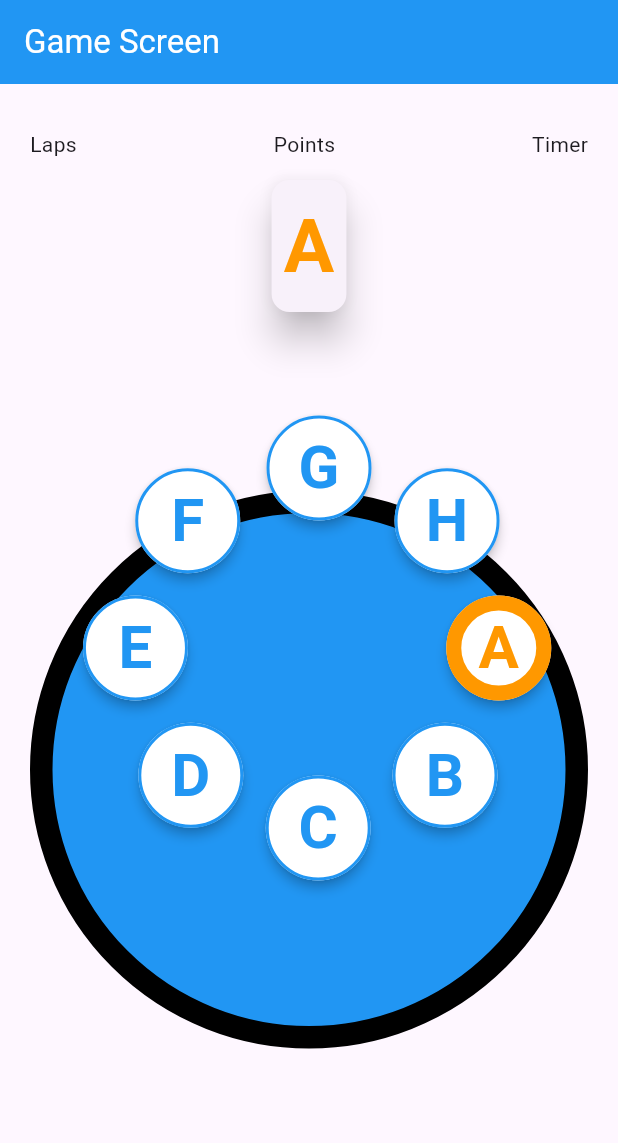
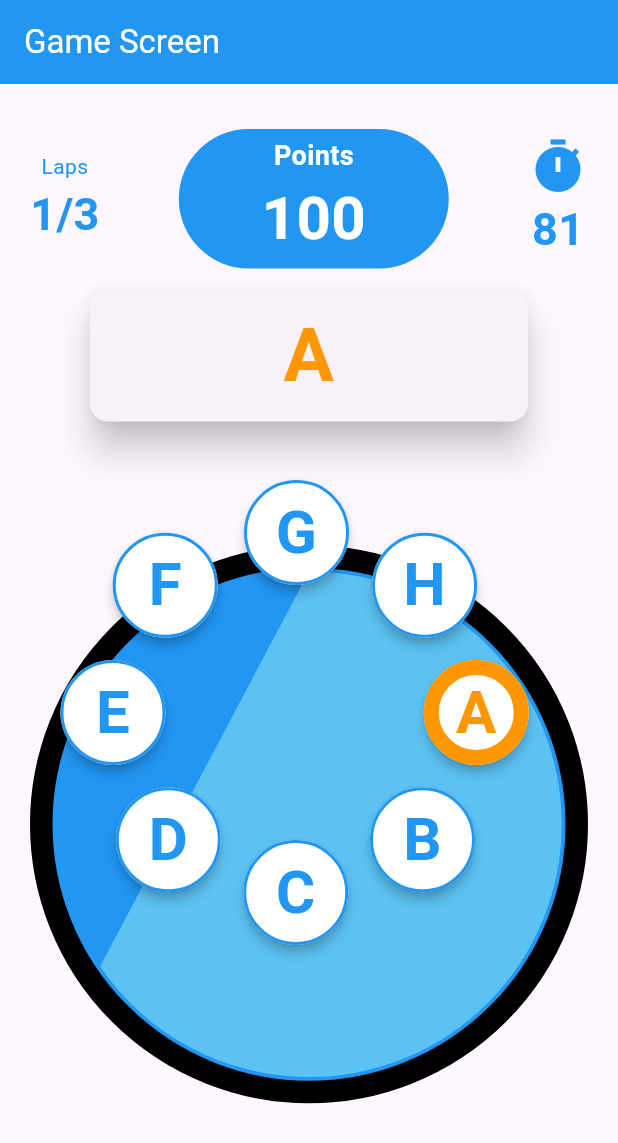
Before and after one commit to Ayush7901/houseparty_app, a Flutter app: the screen it shows after launch, after a tap on an icon or button, on a phone screen of 412 x 824 dp. Shown: the top 1143 px of the screen. Run offline on Flutter 3.47's test engine with Material 3 defaults, Android fonts, the phone set to English and light mode, and no system bars.

Commit message:
adds game screen ui changes

```diff
--- /dev/null
+++ b/frontend/lib/game/background.dart
@@ -0,0 +1,58 @@
+import 'dart:async';
+import 'dart:math';
+import 'package:flutter/material.dart';
+
+class TimerArcPainter extends CustomPainter {
+  final double timerPercentage;
+
+  TimerArcPainter(this.timerPercentage);
+
+  @override
+  void paint(Canvas canvas, Size size) {
+    final double strokeWidth = 35;
+    final double radius = (size.width - strokeWidth) / 2;
+    final Offset center = Offset(size.width / 2, size.height / 2);
+
+    final Paint paint = Paint()
+      ..color = const Color.fromARGB(255, 92, 194, 242)
+      ..style = PaintingStyle.fill; // Changed to fill to create a sector
+
+    final double startAngle = -pi / 2; // Start angle (top center)
+    final double sweepAngle =
+        2 * pi * timerPercentage; // Sweep angle based on timer percentage
+
+    final Path path = Path();
+    path.moveTo(center.dx, center.dy); // Move to the center
+    path.lineTo(center.dx + radius * cos(startAngle),
+        center.dy + radius * sin(startAngle)); // Move to the start point
+    path.arcTo(Rect.fromCircle(center: center, radius: radius), startAngle,
+        sweepAngle, true); // Draw the arc
+    path.close(); // Close the path to complete the sector
+
+    canvas.drawPath(path, paint); // Draw the sector
+  }
+
+  @override
+  bool shouldRepaint(TimerArcPainter oldDelegate) {
+    return oldDelegate.timerPercentage != timerPercentage;
+  }
+}
+
+class TimerArc extends StatefulWidget {
+  final double timerPercentage; // Percentage of timer completed (0 to 1)
+
+  TimerArc(this.timerPercentage);
+
+  @override
+  State<TimerArc> createState() => _TimerArcState();
+}
+
+class _TimerArcState extends State<TimerArc> {
+  @override
+  Widget build(BuildContext context) {
+    return CustomPaint(
+      painter: TimerArcPainter(widget.timerPercentage),
+      size: Size.infinite,
+    );
+  }
+}
--- /dev/null
+++ b/frontend/lib/game/button_state.dart
@@ -0,0 +1,10 @@
+class ButtonState {
+  final String character;
+  bool isPressed = false;
+  int correctState = -1;
+
+  ButtonState(
+      {required this.character,
+      required this.isPressed,
+      required this.correctState});
+}
--- a/frontend/lib/game/game_screen.dart
+++ b/frontend/lib/game/game_screen.dart
@@ -1,5 +1,9 @@
 import 'dart:math';
 import 'package:flutter/material.dart';
+import './background.dart';
+import './button_state.dart';
+import './points.dart';
+import './timer.dart';
 
 import 'positioned_button.dart';
 
@@ -9,13 +13,41 @@ class GameScreen extends StatefulWidget {
 }
 
 class _GameScreenState extends State<GameScreen> {
-  final List<String> buttonLabels = ['A', 'B', 'C', 'D', 'E', 'F', 'G', 'H'];
+  // final List<String> buttonLabels = ['A', 'B', 'C', 'D', 'E', 'F', 'G', 'H'];
+  final List<ButtonState> buttonStateList = List<ButtonState>.generate(
+    8,
+    (index) => ButtonState(
+      character: String.fromCharCode('A'.codeUnitAt(0) + index),
+      isPressed: false,
+      correctState: -1,
+    ),
+  );
+  var lapCounter = 1;
+  double timerPct = 0.0;
 
   String text = '';
 
   void selected(String val) {
     setState(() {
       text += val;
+    });
+  }
+
+  int getLapCounter() {
+    return lapCounter;
+  }
+
+  void incrementLap() {
+    setState(() {
+      lapCounter += 1;
+    });
+  }
+
+  void setTimerPct(double timer) {
+    setState(() {
+      timerPct = (2 * pi * timer * 1.0) / 90.0;
+      // print(timerPct);
+      // lapCounter += 1;
     });
   }
 
@@ -40,25 +72,47 @@ class _GameScreenState extends State<GameScreen> {
             mainAxisSize: MainAxisSize.max,
             children: [
               const SizedBox(height: 10),
-              const Row(
+              Row(
                 mainAxisAlignment: MainAxisAlignment.spaceBetween,
                 children: [
-                  Text('Laps'),
-                  Text('Points'),
-                  Text('Timer'),
+                  Column(
+                    children: [
+                      const Text(
+                        'Laps',
+                        style: TextStyle(
+                          color: Colors.blue,
+                        ),
+                      ),
+                      Text('$lapCounter/3',
+                          style: const TextStyle(
+                              color: Colors.blue,
+                              fontSize: 30,
+                              fontWeight: FontWeight.bold))
+                    ],
+                  ),
+                  const Points(),
+                  LapTimer(
+                    incrementLap: incrementLap,
+                    getLapCounter: getLapCounter,
+                    setTimerPct: setTimerPct,
+                  ),
                 ],
               ),
               const SizedBox(height: 10),
-              Card(
+              SizedBox(
+                width: 300,
+                child: Card(
                   elevation: 10,
                   child: Padding(
                     padding: const EdgeInsets.all(8.0),
                     child: Text(
                       text,
+                      textAlign: TextAlign.center,
                       style: const TextStyle(
                         fontSize: 50,
                         fontWeight: FontWeight.bold,
                         color: Colors.orange,
+                      ),
                     ),
                   ),
                 ),
@@ -81,10 +135,19 @@ class _GameScreenState extends State<GameScreen> {
                           ),
                         ),
                       ),
-                      for (int i = 0; i < buttonLabels.length; i++)
+                      // TimerArc(timerPct),
+                      Positioned(
+                        // Adjust position to center the arc
+                        top: 0,
+                        bottom: 0,
+                        left: 0,
+                        right: 0,
+                        child: TimerArc(timerPct),
+                      ),
+                      for (int i = 0; i < buttonStateList.length; i++)
                         PositionedButton(
-                          angle: (2 * pi * i) / buttonLabels.length,
-                          text: buttonLabels[i],
+                          angle: (2 * pi * i) / buttonStateList.length,
+                          buttonState: buttonStateList[i],
                           onSelected: selected,
                         ),
                     ],
--- /dev/null
+++ b/frontend/lib/game/points.dart
@@ -0,0 +1,39 @@
+import 'package:flutter/material.dart';
+
+class Points extends StatelessWidget {
+  const Points({super.key});
+
+  @override
+  Widget build(BuildContext context) {
+    return Container(
+      width: 180,
+      decoration: BoxDecoration(
+        borderRadius: BorderRadius.circular(200), // Rounded edges
+        color: Colors.blue, // Container color
+      ),
+      padding: const EdgeInsets.all(5), // Add padding for inner spacing
+      child: const Column(
+        mainAxisAlignment: MainAxisAlignment.center,
+        children: [
+          Text(
+            'Points',
+            style: TextStyle(
+              color: Colors.white, // Text color
+              fontSize: 18, // Text size
+              fontWeight: FontWeight.bold, // Text weight
+            ),
+          ),
+          // SizedBox(height: 2), // Add spacing between texts
+          Text(
+            '100', // Replace with your points variable
+            style: TextStyle(
+              color: Colors.white, // Text color
+              fontSize: 40, // Text size
+              fontWeight: FontWeight.bold, // Text weight
+            ),
+          ),
+        ],
+      ),
+    );
+  }
+}
--- a/frontend/lib/game/positioned_button.dart
+++ b/frontend/lib/game/positioned_button.dart
@@ -1,26 +1,29 @@
 import 'dart:math';
 
 import 'package:flutter/material.dart';
+import 'package:frontend/game/button_state.dart';
 
 class PositionedButton extends StatefulWidget {
   final double angle;
-  final String text;
+  // final String text;
   final Function onSelected;
   // final Function onUnSelected;
   final Color buttonColor;
   final Color textColor;
   final double buttonRadius;
   final double fontSize;
+  final ButtonState buttonState;
 
   PositionedButton({
     required this.angle,
-    required this.text,
+    // required this.text,
     required this.onSelected,
     // required this.onUnSelected,
     this.buttonColor = Colors.white, // Default button color
     this.textColor = Colors.blue, // Default text color
     this.buttonRadius = 35, // Default button radius
     this.fontSize = 40, // Default font size
+    required this.buttonState
   });
 
   @override
@@ -33,8 +36,8 @@ class _PositionedButtonState extends State<PositionedButton> {
   @override
   Widget build(BuildContext context) {
     const double circleRadius = 120; // Radius of the circle
-    final double centerX = 190; // X coordinate of the circle center
-    final double centerY = 210; // Y coordinate of the circle center
+    final double centerX = 175; // X coordinate of the circle center
+    final double centerY = 180; // Y coordinate of the circle center
     final double buttonX =
         centerX + circleRadius * cos(widget.angle) - widget.buttonRadius;
     final double buttonY =
@@ -44,12 +47,12 @@ class _PositionedButtonState extends State<PositionedButton> {
       top: buttonY,
       child: ElevatedButton(
         onPressed: () {
-          if (!isPressed) {
+          if (!widget.buttonState.isPressed) {
             setState(() {
-              isPressed = true;
+              widget.buttonState.isPressed = true;
             });
 
-            widget.onSelected(widget.text);
+            widget.onSelected(widget.buttonState.character);
           }
         },
         style: ElevatedButton.styleFrom(
@@ -58,14 +61,14 @@ class _PositionedButtonState extends State<PositionedButton> {
           elevation: 3, // Button elevation
           minimumSize: Size(widget.buttonRadius * 2, widget.buttonRadius * 2),
           side: BorderSide(
-            color: isPressed ? Colors.orange : widget.textColor,
-            width: isPressed ? 10 : 2,
+            color: widget.buttonState.isPressed ? Colors.orange : widget.textColor,
+            width: widget.buttonState.isPressed ? 10 : 2,
           ),
         ),
         child: Text(
-          widget.text,
+          widget.buttonState.character,
           style: TextStyle(
-            color: isPressed ? Colors.orange : widget.textColor,
+            color: widget.buttonState.isPressed ? Colors.orange : widget.textColor,
             fontSize: widget.fontSize,
             fontWeight: FontWeight.bold,
           ),
--- /dev/null
+++ b/frontend/lib/game/timer.dart
@@ -0,0 +1,82 @@
+import 'dart:async';
+import 'package:flutter/material.dart';
+
+class LapTimer extends StatefulWidget {
+  final Function incrementLap;
+  final Function getLapCounter;
+  final Function setTimerPct;
+  const LapTimer({
+    super.key,
+    required this.incrementLap,
+    required this.getLapCounter,
+    required this.setTimerPct
+  });
+
+  @override
+  State<LapTimer> createState() => _LapTimerState();
+}
+
+class _LapTimerState extends State<LapTimer> {
+  @override
+  final interval = const Duration(seconds: 1);
+  var timerMaxSeconds = 90;
+
+  int currentSeconds = 0;
+
+  String get timerText =>
+      ((timerMaxSeconds - currentSeconds)).toString().padLeft(2, '0');
+
+  void startTimeout() {
+    // var duration = Duration(milliseconds: milliseconds);
+    Timer.periodic(const Duration(seconds: 1), (timer) {
+      setState(() {
+        // print(timer.tick);
+        currentSeconds = timer.tick;
+        widget.setTimerPct((timerMaxSeconds - currentSeconds) * 1.0);
+        if (timer.tick >= timerMaxSeconds) {
+          if (widget.getLapCounter() == 3) {
+            timer.cancel();
+          } else {
+            widget.incrementLap();
+
+            timerMaxSeconds += 90;
+          }
+        }
+      });
+    });
+  }
+
+  @override
+  void initState() {
+    startTimeout();
+    super.initState();
+  }
+
+  @override
+  Widget build(BuildContext context) {
+    return Column(
+      mainAxisAlignment: MainAxisAlignment.center,
+      children: [
+        // const Text('Timer'),
+        const Icon(
+          Icons.timer,
+          size: 40,
+          color: Colors.blue,
+        ),
+        Row(
+          mainAxisSize: MainAxisSize.min,
+          children: <Widget>[
+            // const SizedBox(
+            //   width: 5,
+            // ),
+            Text(timerText,
+                style: const TextStyle(
+                    color: Colors.blue,
+                    fontSize: 30,
+                    fontWeight: FontWeight.bold))
+          ],
+        )
+      ],
+    );
+  }
+}
```
Lines whose indentation alone changed are shown as unchanged.
